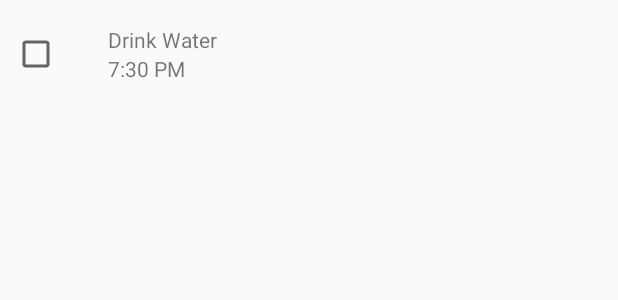
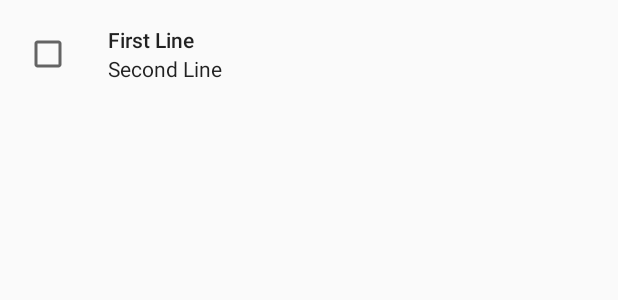
Before and after one commit to gutenkode/roguelike, an Android app: the layout habit_list_item.xml on its own in the app's theme, with its tools: preview values and no code run, on a phone screen of 412 x 824 dp. Shown: the top 300 px of the screen. Run offline under Robolectric (Android 15) with nearby library versions, the phone set to English and light mode, and no system bars.

Commit message:
Add stuff.

```diff
--- a/app/src/main/java/de/gutenko/roguelike/habittracker/data/goals/GoalRepository.kt
+++ b/app/src/main/java/de/gutenko/roguelike/habittracker/data/goals/GoalRepository.kt
@@ -3,6 +3,7 @@ package de.gutenko.roguelike.habittracker.data.goals
 import de.gutenko.roguelike.habittracker.data.player.PlayerUpdate
 import io.reactivex.Completable
 import io.reactivex.Observable
+import io.reactivex.Single
 
 interface GoalRepository {
     fun observeUserGoals(userId: String): Observable<Set<Goal>>
@@ -10,4 +11,5 @@ interface GoalRepository {
     fun uncompleteGoal(goalId: String, userId: String): Completable
     fun addGoal(userId: String, name: String, playerUpdate: PlayerUpdate): Completable
     fun removeGoal(goalId: String, userId: String): Completable
+    fun getGoal(userId: String, goalId: String): Single<Goal>
 }
--- a/app/src/main/java/de/gutenko/roguelike/habittracker/di/AppComponent.kt
+++ b/app/src/main/java/de/gutenko/roguelike/habittracker/di/AppComponent.kt
@@ -19,7 +19,8 @@ import javax.inject.Singleton
         PlayerActivityModule::class,
         CreatePlayerActivityModule::class,
         MenuActivityModule::class,
-        HabitDialogFragmentModule::class
+        HabitDialogFragmentModule::class,
+        GoalDialogFragmentModule::class
     ]
 )
 interface AppComponent {
--- a/app/src/main/res/layout/habit_list_item.xml
+++ b/app/src/main/res/layout/habit_list_item.xml
@@ -1,6 +1,4 @@
-<?xml version="1.0" encoding="utf-8"?>
 <layout xmlns:android="http://schemas.android.com/apk/res/android"
-    xmlns:app="http://schemas.android.com/apk/res-auto"
     xmlns:tools="http://schemas.android.com/tools">
 
     <data>
@@ -10,48 +8,55 @@
             type="de.gutenko.roguelike.habittracker.ui.HabitPresenter.HabitViewState" />
     </data>
 
-    <android.support.constraint.ConstraintLayout
+    <RelativeLayout
+        android:id="@+id/two_line_item"
         android:layout_width="match_parent"
+        android:layout_height="wrap_content"
         android:background="?selectableItemBackground"
-        android:layout_height="72dp">
+        android:clickable="true"
+        android:focusable="true"
+        android:minHeight="72dp"
+        android:paddingEnd="?listPreferredItemPaddingRight"
+        android:paddingStart="?listPreferredItemPaddingLeft">
 
         <android.support.v7.widget.AppCompatCheckBox
             android:id="@+id/checkbox"
+            android:layout_width="40dp"
+            android:layout_height="40dp"
+            android:layout_marginTop="16dp"
+            android:checked="@{habit.habitDone || habit.loading}"
+            android:enabled="@{!habit.loading}" />
+
+        <LinearLayout
+            android:id="@+id/lines_container"
             android:layout_width="wrap_content"
             android:layout_height="wrap_content"
-            android:layout_marginStart="8dp"
-            android:checked="@{habit.habitDone || habit.loading}"
-            android:enabled="@{!habit.loading}"
-            app:layout_constraintBottom_toBottomOf="parent"
-            app:layout_constraintStart_toStartOf="parent"
-            app:layout_constraintTop_toTopOf="parent"
-            tools:text="" />
+            android:layout_alignWithParentIfMissing="true"
+            android:layout_centerVertical="true"
+            android:layout_marginLeft="16dp"
+            android:layout_marginRight="16dp"
+            android:layout_toEndOf="@+id/checkbox"
+            android:orientation="vertical"
+            android:paddingBottom="16dp"
+            android:paddingTop="16dp">
 
-        <LinearLayout
-            android:layout_width="match_parent"
-            android:layout_height="wrap_content"
-            android:orientation="vertical"
-            app:layout_constraintBottom_toBottomOf="parent"
-            app:layout_constraintTop_toTopOf="parent">
+            <TextView
+                android:id="@+id/first_text_view"
+                style="@style/TextAppearance.AppCompat.Body2"
+                android:layout_width="wrap_content"
+                android:layout_height="wrap_content"
+                android:singleLine="true"
+                android:text="@{habit.habitName}"
+                tools:text="First Line" />
 
-            <android.support.v7.widget.AppCompatTextView
-                android:id="@+id/habitName"
-                android:layout_width="match_parent"
+            <TextView
+                android:id="@+id/second_text_view"
+                style="@style/TextAppearance.AppCompat.Body1"
+                android:layout_width="wrap_content"
                 android:layout_height="wrap_content"
-                android:paddingEnd="16dp"
-                android:paddingStart="72dp"
-                android:text="@{habit.habitName}"
-                tools:text="Drink Water" />
-
-            <android.support.v7.widget.AppCompatTextView
-                android:layout_width="match_parent"
-                android:layout_height="wrap_content"
-                android:paddingEnd="16dp"
-                android:paddingStart="72dp"
+                android:singleLine="true"
                 android:text="@{habit.habitTime}"
-                app:layout_constraintTop_toBottomOf="@id/habitName"
-                tools:text="7:30 PM" />
+                tools:text="Second Line" />
         </LinearLayout>
-
-    </android.support.constraint.ConstraintLayout>
+    </RelativeLayout>
 </layout>
--- a/app/src/main/res/values/strings.xml
+++ b/app/src/main/res/values/strings.xml
@@ -23,4 +23,5 @@
     <string name="what_do_you_want_to_do_daily">What do you want to do daily?</string>
     <string name="delete_habit">Delete Habit?</string>
     <string name="habit">Habit</string>
+    <string name="delete_goal">Delete Goal?</string>
 </resources>
```
Also changed, not shown: app/src/main/java/de/gutenko/roguelike/habittracker/data/goals/FirebaseGoalRepository.kt (+27 -12 lines), app/src/main/java/de/gutenko/roguelike/habittracker/data/goals/MemoryGoalRepository.kt (+7 -2 lines), app/src/main/java/de/gutenko/roguelike/habittracker/ui/CreateHabitFragment.kt (+22 -0 lines), app/src/main/java/de/gutenko/roguelike/habittracker/ui/GoalDialogFragment.kt (added, +133 -0 lines), app/src/main/java/de/gutenko/roguelike/habittracker/ui/GoalsFragment.kt (+28 -6 lines), app/src/main/java/de/gutenko/roguelike/habittracker/ui/GoalsPresenter.kt (+25 -6 lines), app/src/main/java/de/gutenko/roguelike/habittracker/ui/HabitDialogFragment.kt (added, +133 -0 lines), app/src/main/res/layout/fragment_habit_detail.xml (added, +31 -0 lines), app/src/main/res/layout/goal_list_item.xml (+35 -22 lines).
